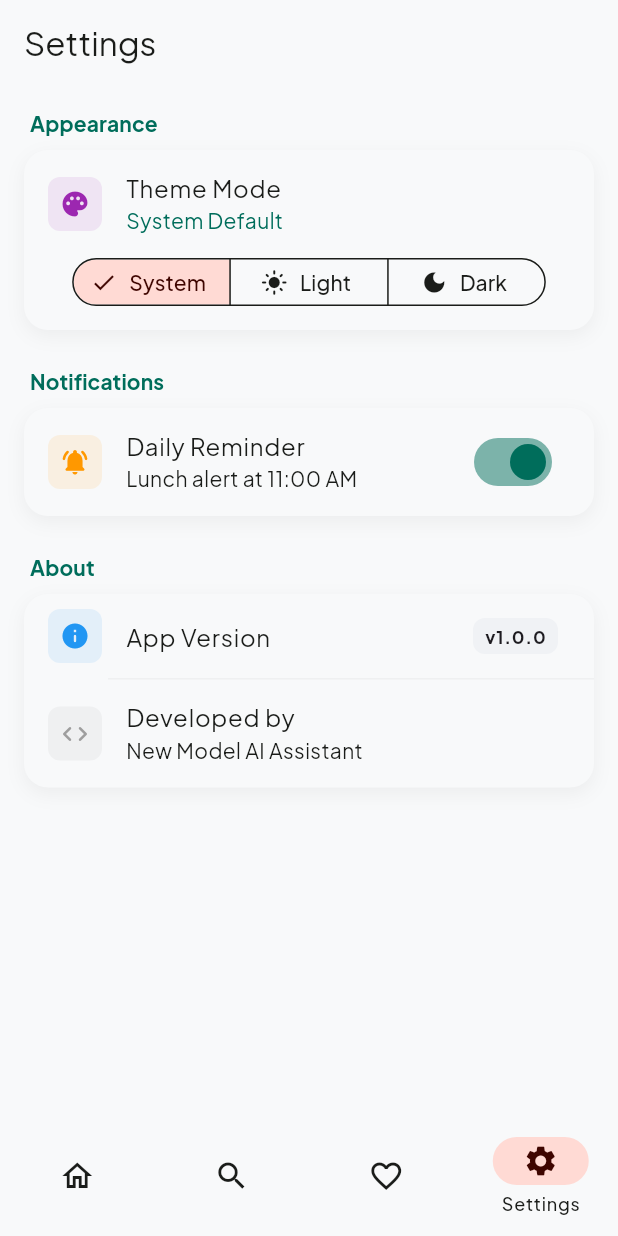
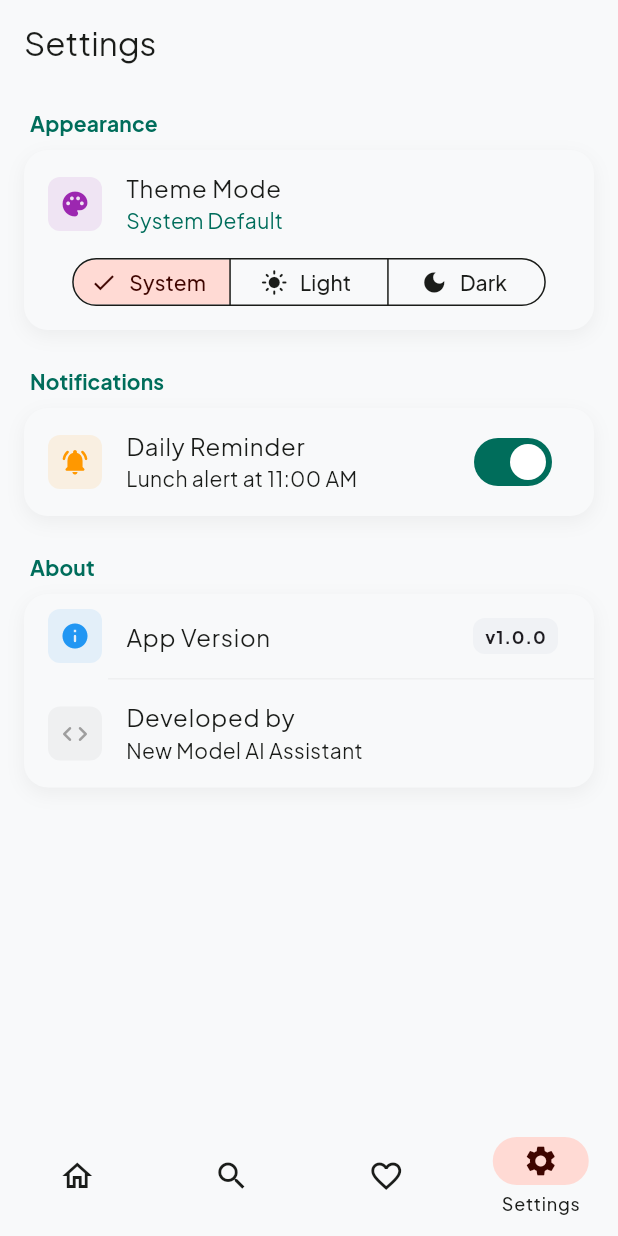
Before and after one commit to RivaldoPardede/nyamnyam, a Flutter app: the screen it shows after launch, item 4 of the bottom bar chosen, after a tap on "Daily Reminder", on a phone screen of 412 x 824 dp. Run offline on Flutter 3.47's test engine with Material 3 defaults, Android fonts, the light colour scheme and no system bars; our stand-ins replace flutter_local_notifications, go_router, google_fonts, shared_preferences, sqflite, timezone; missing offline and left inert: workmanager; accounts and stored records are empty; network calls fail; statements that could not run were skipped.

Commit message:
feat: add restaurant detail page with menu, review, and favorite features, and create settings page.

```diff
--- a/lib/ui/pages/settings_page.dart
+++ b/lib/ui/pages/settings_page.dart
@@ -93,7 +93,7 @@ class SettingsPage extends StatelessWidget {
                     subtitle: const Text('Lunch alert at 11:00 AM'),
                     value: reminderProvider.isEnabled,
                     onChanged: (value) => reminderProvider.setReminder(value),
-                    activeColor: AppColors.primary,
+                    activeTrackColor: AppColors.primary,
                   );
                 },
               ),
```
Also changed, not shown: lib/ui/pages/restaurant_detail_page.dart (+4 -4 lines).
